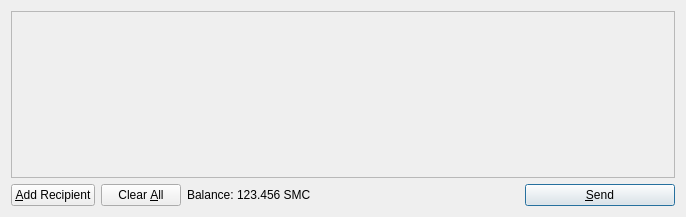
Above: src/qt/forms/sendcoinsdialog.ui from vimego/avacoin before the change. Below: the same form after it.
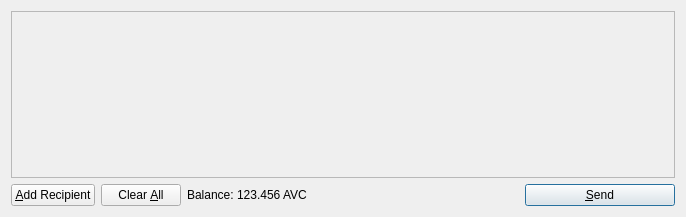
That is the form after the change. Icons and pictures are not drawn.

Patch:
```diff
--- a/src/qt/forms/sendcoinsdialog.ui
+++ b/src/qt/forms/sendcoinsdialog.ui
@@ -119,7 +119,7 @@
           <cursorShape>IBeamCursor</cursorShape>
          </property>
          <property name="text">
-          <string>123.456 SMC</string>
+          <string>123.456 AVC</string>
          </property>
          <property name="textInteractionFlags">
           <set>Qt::LinksAccessibleByMouse|Qt::TextSelectableByKeyboard|Qt::TextSelectableByMouse</set>
```
